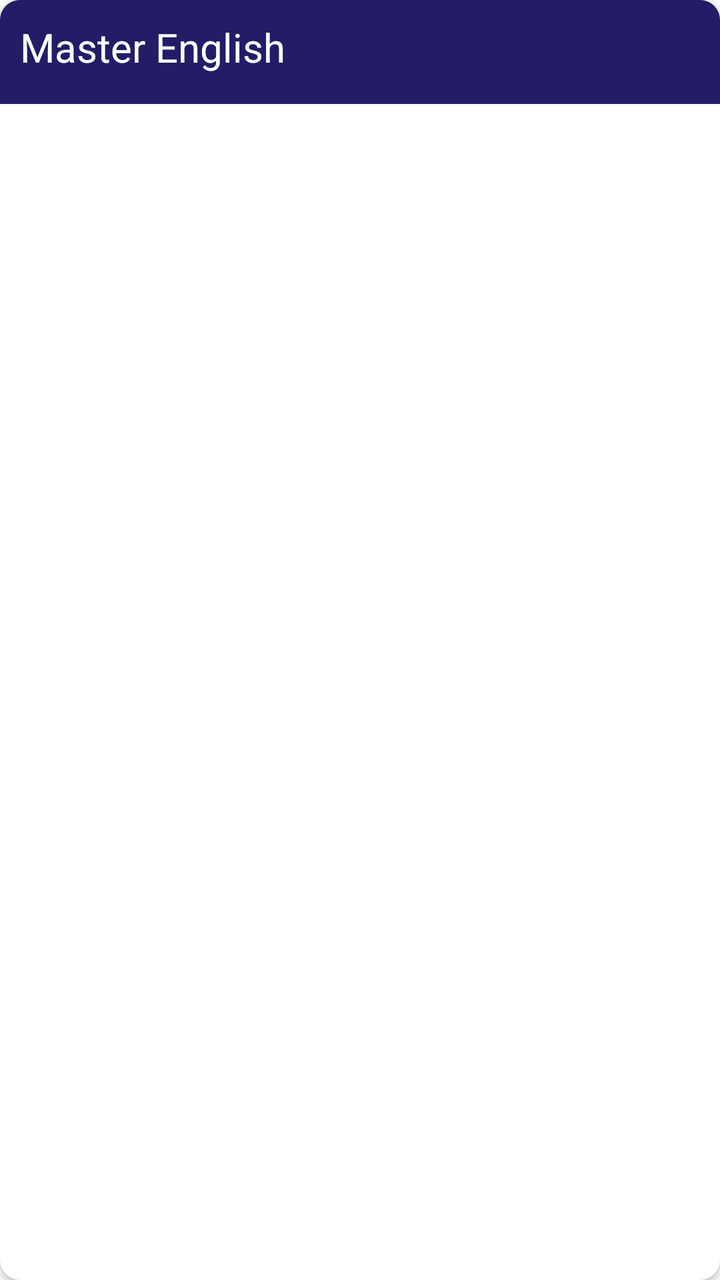
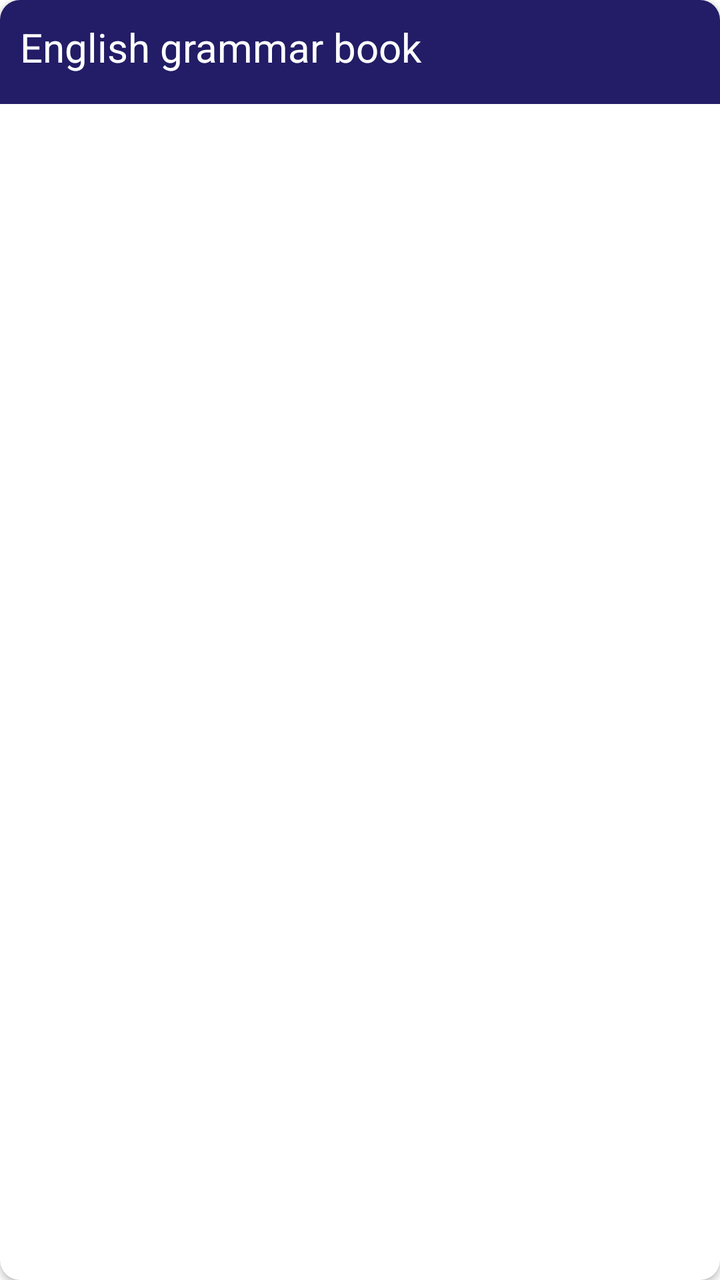

Two renders of the same Android screen: before a commit and after it. Below are the layout's source before the change and the commit's diff.
<!-- AndroidManifest.xml: application theme Theme.Library -->
<!-- res/layout/lyt_item_item.xml -->
<?xml version="1.0" encoding="utf-8"?>
<androidx.cardview.widget.CardView
    xmlns:android="http://schemas.android.com/apk/res/android"
    android:layout_width="match_parent"
    android:layout_height="wrap_content"
    android:orientation="vertical"
    android:layout_margin="2dp"
    android:paddingBottom="5dp"
    android:id="@+id/rootCV"
    style="@style/listCard">

    <LinearLayout
        android:background="@color/lessonLayout"
        android:orientation="vertical"
        android:padding="10dp"
        android:layout_width="match_parent"
        android:layout_height="wrap_content">

        <TextView
            android:id="@+id/titleTV"
            android:paddingBottom="5dp"
            android:text="@string/app_name"
            android:textSize="20sp"
            android:textColor="@color/lessonText"
            android:layout_width="match_parent"
            android:layout_height="wrap_content"/>
    </LinearLayout>

</androidx.cardview.widget.CardView>
<!-- resources referenced by this layout -->
<resources>
  <color name="lessonLayout">#221D66</color>
  <color name="lessonText">#FFFFFF</color>
  <string name="app_name">Master English</string>
  <style name="listCard" parent="Theme.Library">
  
          <item name="android:layout_marginTop">5dp</item>
          <item name="android:layout_marginStart">5dp</item>
          <item name="android:layout_marginEnd">5dp</item>
          <item name="cardCornerRadius">10dp</item>
          <item name="android:focusable">true</item>
  
      </style>
  <style name="Theme.Library" parent="Base.Theme.Library" />
  <style name="Base.Theme.Library" parent="Theme.MaterialComponents.Light.NoActionBar">
          
          
          <item name="colorPrimary">@color/colorPrimary</item>
          <item name="colorPrimaryVariant">@color/profile_bar</item>
          <item name="colorOnPrimary">@color/white</item>
          
          <item name="colorSecondary">@color/colorSecondary</item>
          <item name="colorSecondaryVariant">@color/profile_bar</item>
          <item name="colorOnSecondary">@color/black</item>
          
          <item name="android:statusBarColor">?attr/colorPrimaryVariant</item>
          
  
          <item name="android:forceDarkAllowed" tools:targetApi="q">false</item>
          <item name="android:windowDisablePreview">true</item>
  
          <item name="colorPrimaryDark">@color/colorPrimaryDark</item>
          <item name="colorAccent">@color/colorAccent</item>
          <item name="android:splitMotionEvents">false</item>
          <item name="android:windowEnableSplitTouch">false</item>
          <item name="android:windowContentTransitions">true</item>
      </style>
  <color name="colorPrimary">#AF8F62</color>
  <color name="profile_bar">#4D2C6E</color>
  <color name="white">#FFFFFFFF</color>
  <color name="colorSecondary">#7C35E2</color>
  <color name="black">#FF000000</color>
  <color name="colorPrimaryDark">#6200EE</color>
  <color name="colorAccent">#803BE2</color>
</resources>

<!-- the commit's change to res/layout/lyt_item_item.xml (unified diff, before → after) -->
@@ -4,8 +4,6 @@
     android:layout_width="match_parent"
     android:layout_height="wrap_content"
     android:orientation="vertical"
-    android:layout_margin="2dp"
-    android:paddingBottom="5dp"
     android:id="@+id/rootCV"
     style="@style/listCard">
 
<!-- resource entries referenced after the edit -->
@@ -2,29 +2,27 @@
 <resources>
   <color name="lessonLayout">#221D66</color>
   <color name="lessonText">#FFFFFF</color>
-  <string name="app_name">Master English</string>
+  <string name="app_name">English grammar book </string>
   <style name="listCard" parent="Theme.Library">
-  
           <item name="android:layout_marginTop">5dp</item>
           <item name="android:layout_marginStart">5dp</item>
           <item name="android:layout_marginEnd">5dp</item>
           <item name="cardCornerRadius">10dp</item>
           <item name="android:focusable">true</item>
-  
       </style>
   <style name="Theme.Library" parent="Base.Theme.Library" />
   <style name="Base.Theme.Library" parent="Theme.MaterialComponents.Light.NoActionBar">
           
           
           <item name="colorPrimary">@color/colorPrimary</item>
-          <item name="colorPrimaryVariant">@color/profile_bar</item>
+          <item name="colorPrimaryVariant">@color/colorPrimary</item>
           <item name="colorOnPrimary">@color/white</item>
           
           <item name="colorSecondary">@color/colorSecondary</item>
-          <item name="colorSecondaryVariant">@color/profile_bar</item>
+          <item name="colorSecondaryVariant">@color/colorPrimary</item>
           <item name="colorOnSecondary">@color/black</item>
           
-          <item name="android:statusBarColor">?attr/colorPrimaryVariant</item>
+          <item name="android:statusBarColor">?attr/colorPrimary</item>
           
   
           <item name="android:forceDarkAllowed" tools:targetApi="q">false</item>
@@ -37,7 +35,6 @@
           <item name="android:windowContentTransitions">true</item>
       </style>
   <color name="colorPrimary">#AF8F62</color>
-  <color name="profile_bar">#4D2C6E</color>
   <color name="white">#FFFFFFFF</color>
   <color name="colorSecondary">#7C35E2</color>
   <color name="black">#FF000000</color>
